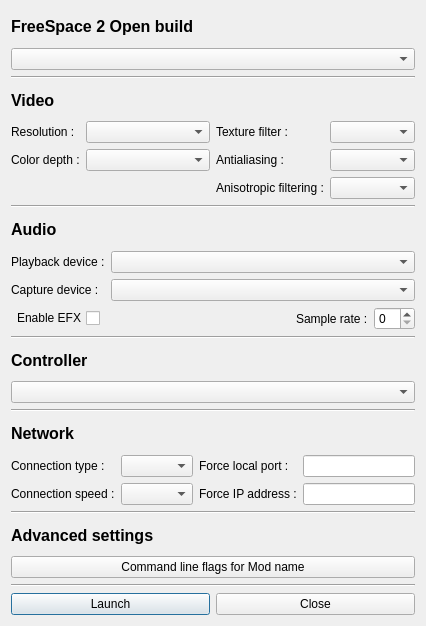
Old version of the form ui/settings.ui in the repository ngld/old-knossos.
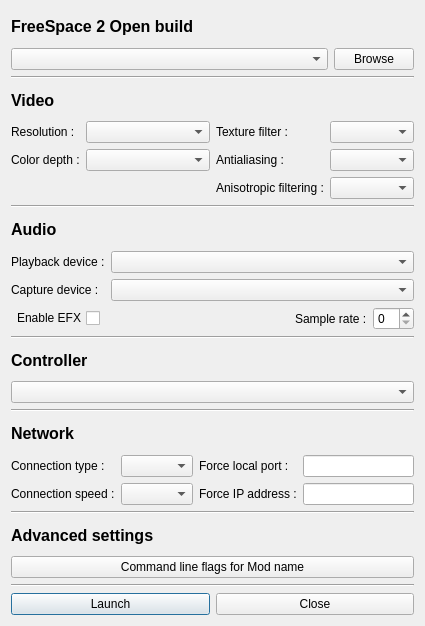
New version of the form.

Patch:
```diff
--- a/ui/settings.ui
+++ b/ui/settings.ui
@@ -6,7 +6,7 @@
    <rect>
     <x>0</x>
     <y>0</y>
-    <width>426</width>
+    <width>425</width>
     <height>626</height>
    </rect>
   </property>
@@ -32,7 +32,24 @@
     </widget>
    </item>
    <item>
-    <widget class="QComboBox" name="build"/>
+    <layout class="QHBoxLayout" name="horizontalLayout_3">
+     <item>
+      <widget class="QComboBox" name="build"/>
+     </item>
+     <item>
+      <widget class="QPushButton" name="browseButton">
+       <property name="sizePolicy">
+        <sizepolicy hsizetype="Fixed" vsizetype="Fixed">
+         <horstretch>0</horstretch>
+         <verstretch>0</verstretch>
+        </sizepolicy>
+       </property>
+       <property name="text">
+        <string>Browse</string>
+       </property>
+      </widget>
+     </item>
+    </layout>
    </item>
    <item>
     <widget class="Line" name="line">
```
